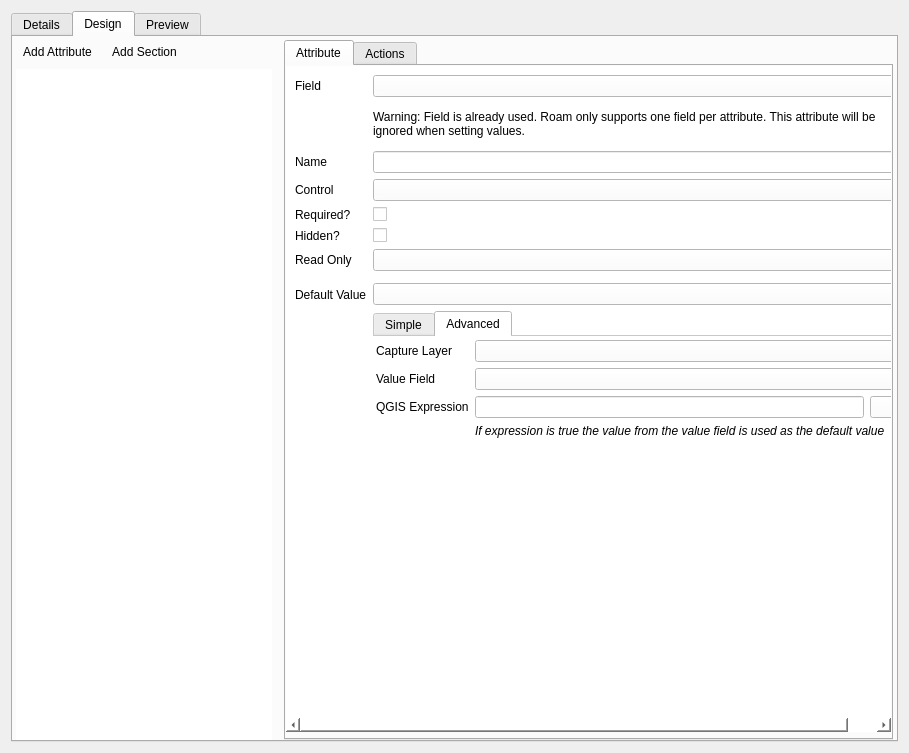
roam-qgis/Roam, file src/configmanager/ui/nodewidgets/ui_formwidget.ui: the form before one commit.
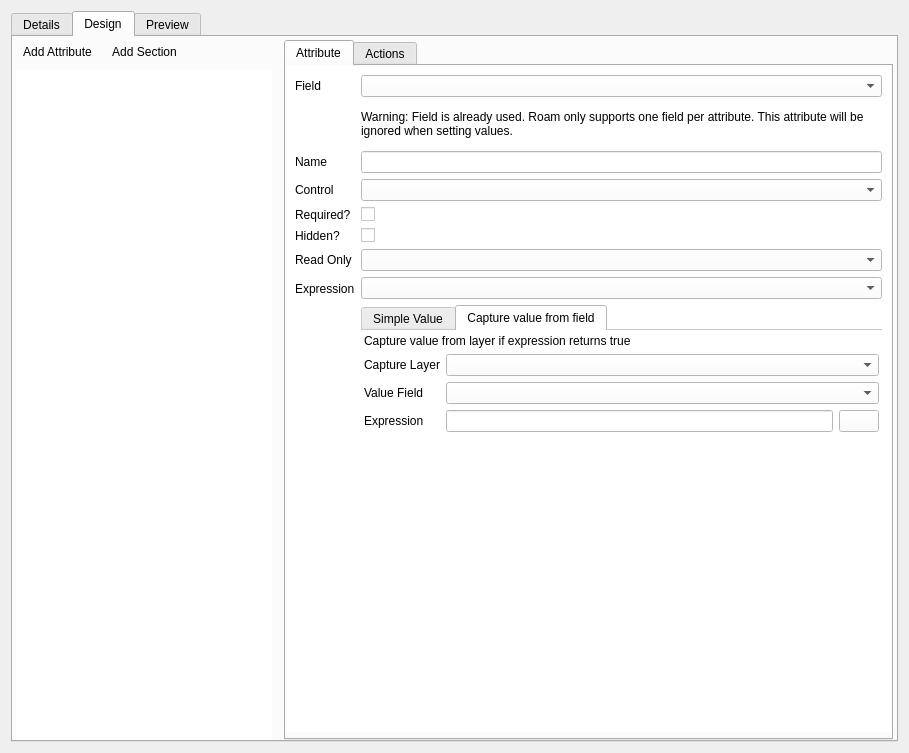
The form after the commit. The open tabs and pages were chosen to show the change. Icons and pictures are not drawn. Custom widgets are drawn as their Qt base class.

Commit message: Rename Default to expression in config manager UI

Patch:
```diff
--- a/src/configmanager/ui/nodewidgets/ui_formwidget.ui
+++ b/src/configmanager/ui/nodewidgets/ui_formwidget.ui
@@ -625,25 +625,14 @@
                      </property>
                     </widget>
                    </item>
-                   <item row="19" column="1">
-                    <widget class="QFrame" name="frame_3">
-                     <property name="frameShape">
-                      <enum>QFrame::StyledPanel</enum>
-                     </property>
-                     <property name="frameShadow">
-                      <enum>QFrame::Raised</enum>
-                     </property>
-                     <zorder>defaultTab</zorder>
-                    </widget>
-                   </item>
-                   <item row="20" column="0">
+                   <item row="19" column="0">
                     <widget class="QLabel" name="label">
                      <property name="text">
-                      <string>Default Value</string>
+                      <string>Expression</string>
                      </property>
                     </widget>
                    </item>
-                   <item row="20" column="1">
+                   <item row="19" column="1">
                     <widget class="QFrame" name="frame_5">
                      <property name="frameShape">
                       <enum>QFrame::NoFrame</enum>
@@ -677,7 +666,7 @@
                         </property>
                         <widget class="QWidget" name="tab_5">
                          <attribute name="title">
-                          <string>Simple</string>
+                          <string>Simple Value</string>
                          </attribute>
                          <layout class="QVBoxLayout" name="verticalLayout">
                           <property name="spacing">
@@ -697,13 +686,6 @@
                           </property>
                           <item>
                            <layout class="QHBoxLayout" name="horizontalLayout_7">
-                            <item>
-                             <widget class="QLabel" name="label_14">
-                              <property name="text">
-                               <string>Value</string>
-                              </property>
-                             </widget>
-                            </item>
                             <item>
                              <widget class="QLineEdit" name="defaultvalueText"/>
                             </item>
@@ -734,7 +716,7 @@
                              </font>
                             </property>
                             <property name="text">
-                             <string>Value to be used as the default value.  QGIS Expressions can be included using [% {expression} %]</string>
+                             <string>Expressions can be included using [% {expression} %] or the expression button</string>
                             </property>
                            </widget>
                           </item>
@@ -755,7 +737,7 @@
                         </widget>
                         <widget class="QWidget" name="tab_6">
                          <attribute name="title">
-                          <string>Advanced</string>
+                          <string>Capture value from field</string>
                          </attribute>
                          <layout class="QFormLayout" name="formLayout_4">
                           <property name="leftMargin">
@@ -770,21 +752,31 @@
                           <property name="bottomMargin">
                            <number>3</number>
                           </property>
-                          <item row="0" column="0">
+                          <item row="1" column="0">
                            <widget class="QLabel" name="label_2">
                             <property name="text">
                              <string>Capture Layer</string>
                             </property>
                            </widget>
                           </item>
-                          <item row="2" column="0">
+                          <item row="1" column="1">
+                           <widget class="QgsMapLayerComboBox" name="defaultLayerCombo">
+                            <property name="sizePolicy">
+                             <sizepolicy hsizetype="Expanding" vsizetype="Fixed">
+                              <horstretch>0</horstretch>
+                              <verstretch>0</verstretch>
+                             </sizepolicy>
+                            </property>
+                           </widget>
+                          </item>
+                          <item row="3" column="0">
                            <widget class="QLabel" name="label_3">
                             <property name="text">
                              <string>Value Field</string>
                             </property>
                            </widget>
                           </item>
-                          <item row="2" column="1">
+                          <item row="3" column="1">
                            <widget class="QgsFieldComboBox" name="defaultFieldCombo">
                             <property name="sizePolicy">
                              <sizepolicy hsizetype="Expanding" vsizetype="Fixed">
@@ -794,59 +786,44 @@
                             </property>
                            </widget>
                           </item>
-                          <item row="4" column="1">
-                           <layout class="QHBoxLayout" name="horizontalLayout_8">
-                            <item>
-                             <widget class="QLineEdit" name="defaultValueExpression"/>
-                            </item>
-                            <item>
-                             <widget class="QPushButton" name="expressionButton_2">
-                              <property name="text">
-                               <string/>
-                              </property>
-                              <property name="icon">
-                               <iconset resource="../resources.qrc">
-                                <normaloff>:/icons/Expression</normaloff>:/icons/Expression</iconset>
-                              </property>
-                              <property name="iconSize">
-                               <size>
-                                <width>24</width>
-                                <height>24</height>
-                               </size>
-                              </property>
-                             </widget>
-                            </item>
-                           </layout>
-                          </item>
-                          <item row="4" column="0">
+                          <item row="5" column="0">
                            <widget class="QLabel" name="label_9">
                             <property name="toolTip">
                              <string>If expression is true the value from the value field is used as the default value</string>
                             </property>
                             <property name="text">
-                             <string>QGIS Expression</string>
-                            </property>
-                           </widget>
-                          </item>
-                          <item row="0" column="1">
-                           <widget class="QgsMapLayerComboBox" name="defaultLayerCombo">
-                            <property name="sizePolicy">
-                             <sizepolicy hsizetype="Expanding" vsizetype="Fixed">
-                              <horstretch>0</horstretch>
-                              <verstretch>0</verstretch>
-                             </sizepolicy>
+                             <string>Expression</string>
                             </property>
                            </widget>
                           </item>
                           <item row="5" column="1">
-                           <widget class="QLabel" name="label_17">
-                            <property name="font">
-                             <font>
-                              <italic>true</italic>
-                             </font>
-                            </property>
+                           <layout class="QHBoxLayout" name="horizontalLayout_8">
+                            <item>
+                             <widget class="QLineEdit" name="defaultValueExpression"/>
+                            </item>
+                            <item>
+                             <widget class="QPushButton" name="expressionButton_2">
+                              <property name="text">
+                               <string/>
+                              </property>
+                              <property name="icon">
+                               <iconset resource="../resources.qrc">
+                                <normaloff>:/icons/Expression</normaloff>:/icons/Expression</iconset>
+                              </property>
+                              <property name="iconSize">
+                               <size>
+                                <width>24</width>
+                                <height>24</height>
+                               </size>
+                              </property>
+                             </widget>
+                            </item>
+                           </layout>
+                          </item>
+                          <item row="0" column="0" colspan="2">
+                           <widget class="QLabel" name="label_14">
                             <property name="text">
-                             <string>If expression is true the value from the value field is used as the default value</string>
+                             <string>Capture value from layer if expression returns true</string>
                             </property>
                            </widget>
                           </item>
@@ -857,7 +834,7 @@
                      </layout>
                     </widget>
                    </item>
-                   <item row="21" column="0" colspan="2">
+                   <item row="20" column="0" colspan="2">
                     <widget class="QStackedWidget" name="widgetstack">
                      <property name="styleSheet">
                       <string notr="true"/>
@@ -865,7 +842,9 @@
                      <property name="currentIndex">
                       <number>0</number>
                      </property>
-                     <widget class="QWidget" name="page_4"/>
+                     <widget class="QWidget" name="page_4">
+                      <zorder>frame_5</zorder>
+                     </widget>
                      <widget class="QWidget" name="page_5"/>
                     </widget>
                    </item>
```
